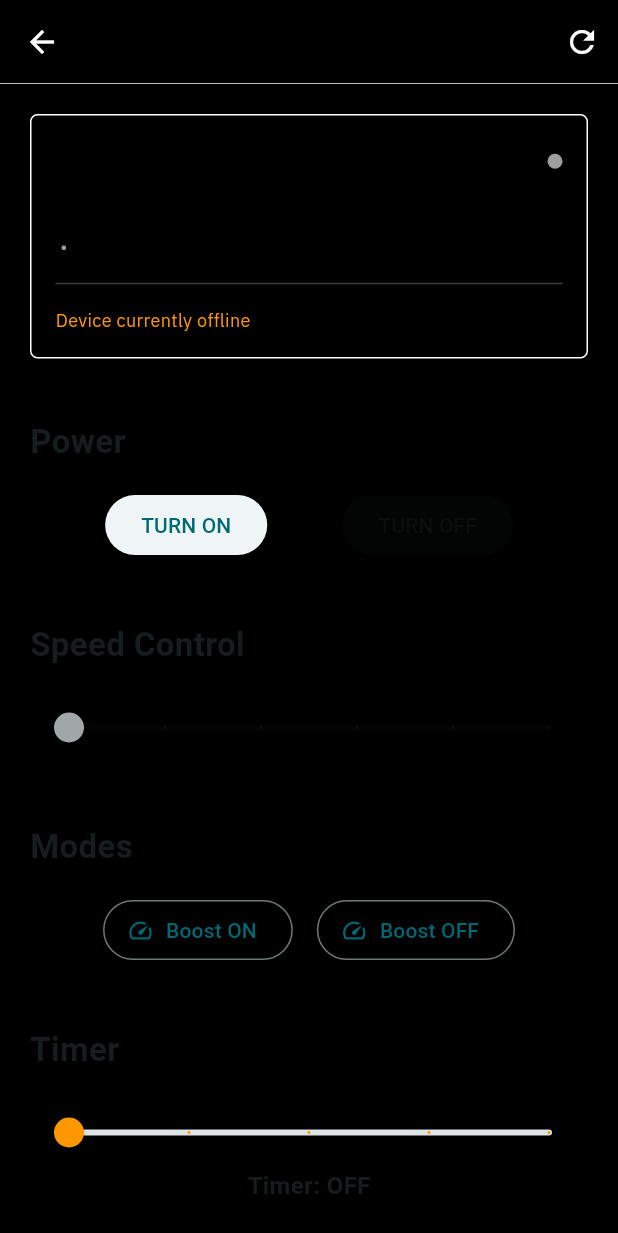
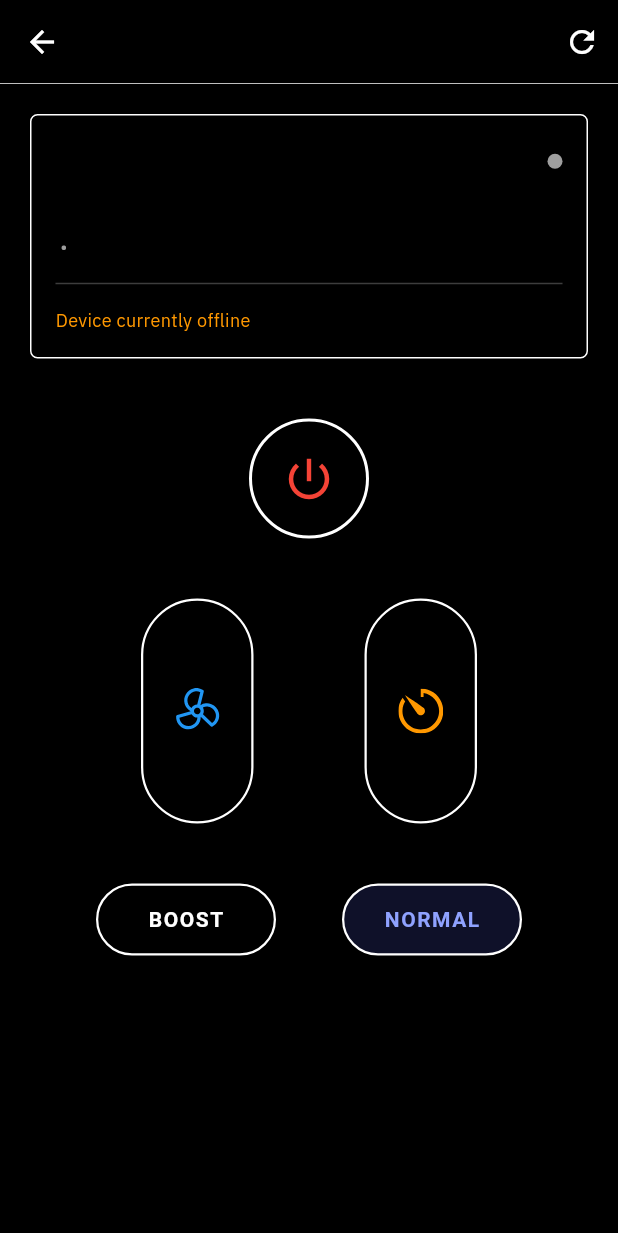
Before and after one commit to Vaibhav5771/atomberg-assignment, a Flutter app: the FanControlScreen screen opened directly with empty values, on a phone screen of 412 x 824 dp. Shown: the top 1233 px of the screen. Run offline on Flutter 3.47's test engine with Material 3 defaults, Android fonts, the light colour scheme and no system bars; our stand-ins replace flutter_secure_storage, flutter_svg; accounts and stored records are empty; project files that could hold a hidden picture were left out.

Commit message:
Implemented all pages with complete UI/UX

```diff
--- a/lib/screens/fan_control.dart
+++ b/lib/screens/fan_control.dart
@@ -115,6 +115,7 @@ class _FanControlScreenState extends State<FanControlScreen> {
     final int currentSpeed = _state['speed'] ?? 0;
     final bool isOnline = _state['is_online'] ?? false;
     final int timerHours = _state['timer_hours'] ?? 0;
+    final bool isBoost = currentSpeed == 6;
 
     return Scaffold(
       backgroundColor: Colors.black,
@@ -174,34 +175,43 @@ class _FanControlScreenState extends State<FanControlScreen> {
               const SizedBox(height: 40),
 
               // -------- SPEED --------
-              SpeedControl(
-                isOn: isOn,
-                speed: currentSpeed,
-                onSpeedChanged: (speed) {
-                  if (speed == 0) {
-                    _sendCommand({"power": "off"});
-                  } else {
-                    _sendCommand({"power": "on", "fan_speed": speed});
-                  }
-                },
+              Row(
+                mainAxisAlignment: MainAxisAlignment.spaceEvenly,
+                children: [
+                  SpeedControl(
+                    isOn: isOn,
+                    speed: currentSpeed,
+                    onSpeedChanged: (speed) {
+                      if (speed == 0) {
+                        _sendCommand({"power": "off"});
+                      } else {
+                        _sendCommand({"power": "on", "fan_speed": speed});
+                      }
+                    },
+                  ),
+
+                  TimerControl(
+                    timer: timerHours,
+                    labelBuilder: _timerLabel,
+                    onTimerChanged: (v) => _sendCommand({"timer": v}),
+                  ),
+                ],
               ),
+
 
               const SizedBox(height: 40),
 
               // -------- MODES --------
               ModesSection(
+                isBoostActive: isBoost,
                 onBoostOn: () => _sendCommand({"fan_speed": 6}),
                 onBoostOff: () => _sendCommand({"fan_speed": 3}),
               ),
 
+
               const SizedBox(height: 40),
 
               // -------- TIMER --------
-              TimerControl(
-                timer: timerHours,
-                labelBuilder: _timerLabel,
-                onTimerChanged: (v) => _sendCommand({"timer": v}),
-              ),
 
               const SizedBox(height: 50),
             ],
--- a/lib/widgets/modes_section.dart
+++ b/lib/widgets/modes_section.dart
@@ -1,41 +1,74 @@
 import 'package:flutter/material.dart';
 
 class ModesSection extends StatelessWidget {
+  final bool isBoostActive;
   final VoidCallback onBoostOn;
   final VoidCallback onBoostOff;
 
   const ModesSection({
     super.key,
+    required this.isBoostActive,
     required this.onBoostOn,
     required this.onBoostOff,
   });
 
   @override
   Widget build(BuildContext context) {
-    return Column(
-      crossAxisAlignment: CrossAxisAlignment.stretch,
+    return Row(
+      mainAxisAlignment: MainAxisAlignment.spaceEvenly,
       children: [
-        const Text('Modes',
-            style: TextStyle(fontSize: 22, fontWeight: FontWeight.bold)),
-        const SizedBox(height: 16),
-        Wrap(
-          spacing: 16,
-          runSpacing: 16,
-          alignment: WrapAlignment.center,
-          children: [
-            OutlinedButton.icon(
-              onPressed: onBoostOn,
-              icon: const Icon(Icons.speed),
-              label: const Text('Boost ON'),
-            ),
-            OutlinedButton.icon(
-              onPressed: onBoostOff,
-              icon: const Icon(Icons.speed_outlined),
-              label: const Text('Boost OFF'),
-            ),
-          ],
+        _BoostCapsule(
+          label: 'BOOST',
+          isActive: isBoostActive,
+          onTap: onBoostOn,
+        ),
+        _BoostCapsule(
+          label: 'NORMAL',
+          isActive: !isBoostActive,
+          onTap: onBoostOff,
         ),
       ],
     );
   }
 }
+
+
+class _BoostCapsule extends StatelessWidget {
+  final String label;
+  final bool isActive;
+  final VoidCallback onTap;
+
+  const _BoostCapsule({
+    required this.label,
+    required this.isActive,
+    required this.onTap,
+  });
+
+  @override
+  Widget build(BuildContext context) {
+    return GestureDetector(
+      onTap: onTap,
+      child: Container(
+        width: 120,
+        height: 48,
+        decoration: BoxDecoration(
+          borderRadius: BorderRadius.circular(30),
+          border: Border.all(color: Colors.white, width: 1.5),
+          color: isActive
+              ? const Color(0xFF5C6CFF).withOpacity(0.16)
+              : Colors.transparent,
+        ),
+        alignment: Alignment.center,
+        child: Text(
+          label,
+          style: TextStyle(
+            color: isActive ? const Color(0xFF8FA2FF)
+                : Colors.white,
+            fontWeight: FontWeight.w600,
+            letterSpacing: 1,
+          ),
+        ),
+      ),
+    );
+  }
+}
--- a/lib/widgets/power_controls.dart
+++ b/lib/widgets/power_controls.dart
@@ -14,25 +14,28 @@ class PowerControls extends StatelessWidget {
 
   @override
   Widget build(BuildContext context) {
-    return Column(
-      crossAxisAlignment: CrossAxisAlignment.stretch,
-      children: [
-        const Text('Power', style: TextStyle(fontSize: 22, fontWeight: FontWeight.bold)),
-        const SizedBox(height: 16),
-        Row(
-          mainAxisAlignment: MainAxisAlignment.spaceEvenly,
-          children: [
-            ElevatedButton(
-              onPressed: isOn ? null : onOn,
-              child: const Text('TURN ON'),
+    return Center(
+      child: GestureDetector(
+        onTap: isOn ? onOff : onOn,
+        child: Container(
+          width: 80,
+          height: 80,
+          decoration: BoxDecoration(
+            shape: BoxShape.circle,
+            border: Border.all(color: Colors.white, width: 2),
+            color: isOn
+                ? Colors.green.withOpacity(0.25) // ON background
+                : Colors.transparent, // OFF background
+          ),
+          child: Center(
+            child: Icon(
+              Icons.power_settings_new,
+              size: 36,
+              color: isOn ? Colors.green : Colors.red,
             ),
-            ElevatedButton(
-              onPressed: !isOn ? null : onOff,
-              child: const Text('TURN OFF'),
-            ),
-          ],
+          ),
         ),
-      ],
+      ),
     );
   }
 }
--- a/lib/widgets/speed_control.dart
+++ b/lib/widgets/speed_control.dart
@@ -1,8 +1,9 @@
 import 'package:flutter/material.dart';
+import 'package:flutter_svg/svg.dart';
 
 class SpeedControl extends StatelessWidget {
   final bool isOn;
-  final int speed;
+  final int speed; // 0–5
   final ValueChanged<int> onSpeedChanged;
 
   const SpeedControl({
@@ -12,25 +13,91 @@ class SpeedControl extends StatelessWidget {
     required this.onSpeedChanged,
   });
 
+  static const int maxSpeed = 5;
+
   @override
   Widget build(BuildContext context) {
-    return Column(
-      crossAxisAlignment: CrossAxisAlignment.stretch,
-      children: [
-        const Text('Speed Control',
-            style: TextStyle(fontSize: 22, fontWeight: FontWeight.bold)),
-        const SizedBox(height: 16),
-        Slider(
-          min: 0,
-          max: 5,
-          divisions: 5,
-          value: isOn ? speed.clamp(0, 5).toDouble() : 0,
-          label: isOn ? speed.toString() : 'OFF',
-          onChanged: isOn
-              ? (value) => onSpeedChanged(value.round())
-              : null,
+    return Center(
+      child: GestureDetector(
+        onTapUp: (details) {
+          if (!isOn) return;
+
+          final box = context.findRenderObject() as RenderBox;
+          final localY = box.globalToLocal(details.globalPosition).dy;
+          final height = box.size.height;
+
+          if (localY < height / 2 && speed < maxSpeed) {
+            onSpeedChanged(speed + 1);
+          } else if (localY >= height / 2 && speed > 0) {
+            onSpeedChanged(speed - 1);
+          }
+        },
+        child: _SpeedCapsule(
+          level: speed,
+          maxLevel: maxSpeed,
+          enabled: isOn,
         ),
-      ],
+      ),
     );
   }
 }
+
+class _SpeedCapsule extends StatelessWidget {
+  final int level;
+  final int maxLevel;
+  final bool enabled;
+
+  const _SpeedCapsule({
+    required this.level,
+    required this.maxLevel,
+    required this.enabled,
+  });
+
+  @override
+  Widget build(BuildContext context) {
+    final double fillPercent =
+    enabled ? (level / maxLevel).clamp(0.0, 1.0) : 0;
+
+    return Container(
+      width: 75,
+      height: 150,
+      decoration: BoxDecoration(
+        borderRadius: BorderRadius.circular(45),
+        border: Border.all(color: Colors.white, width: 1.5),
+      ),
+      child: Stack(
+        alignment: Alignment.center,
+        children: [
+          // Blue fill
+          ClipRRect(
+            borderRadius: BorderRadius.circular(45),
+            child: Align(
+              alignment: Alignment.bottomCenter,
+              child: FractionallySizedBox(
+                heightFactor: fillPercent,
+                widthFactor: 1,
+                child: Container(
+                  decoration: BoxDecoration(
+                    color: Colors.blue.withOpacity(0.6),
+                    borderRadius: BorderRadius.circular(45),
+                  ),
+                ),
+              ),
+            ),
+          ),
+
+          // Center icon
+          SvgPicture.asset(
+            'assets/icons/fan.svg',
+            width: 35,
+            height: 35,
+            colorFilter: const ColorFilter.mode(
+              Colors.blue,
+              BlendMode.srcIn,
+            ),
+          ),
+        ],
+      ),
+    );
+  }
+}
--- a/lib/widgets/timer_control.dart
+++ b/lib/widgets/timer_control.dart
@@ -1,7 +1,8 @@
 import 'package:flutter/material.dart';
+import 'package:flutter_svg/svg.dart';
 
 class TimerControl extends StatelessWidget {
-  final int timer;
+  final int timer; // 0–4
   final String Function(int) labelBuilder;
   final ValueChanged<int> onTimerChanged;
 
@@ -12,30 +13,86 @@ class TimerControl extends StatelessWidget {
     required this.onTimerChanged,
   });
 
+  static const int maxTimer = 4;
+
   @override
   Widget build(BuildContext context) {
-    return Column(
-      crossAxisAlignment: CrossAxisAlignment.stretch,
-      children: [
-        const Text('Timer',
-            style: TextStyle(fontSize: 22, fontWeight: FontWeight.bold)),
-        const SizedBox(height: 16),
-        Slider(
-          min: 0,
-          max: 4,
-          divisions: 4,
-          value: timer.clamp(0, 4).toDouble(),
-          label: labelBuilder(timer),
-          activeColor: Colors.orange,
-          onChanged: (value) => onTimerChanged(value.round()),
+    return Center(
+      child: GestureDetector(
+        onTapUp: (details) {
+          final box = context.findRenderObject() as RenderBox;
+          final localY = box.globalToLocal(details.globalPosition).dy;
+          final height = box.size.height;
+
+          if (localY < height / 2 && timer < maxTimer) {
+            onTimerChanged(timer + 1);
+          } else if (localY >= height / 2 && timer > 0) {
+            onTimerChanged(timer - 1);
+          }
+        },
+        child: _TimerCapsule(
+          level: timer,
+          maxLevel: maxTimer,
         ),
-        Center(
-          child: Text(
-            'Timer: ${labelBuilder(timer)}',
-            style: const TextStyle(fontSize: 16, fontWeight: FontWeight.w600),
-          ),
-        ),
-      ],
+      ),
     );
   }
 }
+
+class _TimerCapsule extends StatelessWidget {
+  final int level;
+  final int maxLevel;
+
+  const _TimerCapsule({
+    required this.level,
+    required this.maxLevel,
+  });
+
+  @override
+  Widget build(BuildContext context) {
+    final double fillPercent =
+    (level / maxLevel).clamp(0.0, 1.0);
+
+    return Container(
+      width: 75,
+      height: 150,
+      decoration: BoxDecoration(
+        borderRadius: BorderRadius.circular(45),
+        border: Border.all(color: Colors.white, width: 1.5),
+      ),
+      child: Stack(
+        alignment: Alignment.center,
+        children: [
+          // Orange fill
+          ClipRRect(
+            borderRadius: BorderRadius.circular(45),
+            child: Align(
+              alignment: Alignment.bottomCenter,
+              child: FractionallySizedBox(
+                heightFactor: fillPercent,
+                widthFactor: 1,
+                child: Container(
+                  decoration: BoxDecoration(
+                    color: Colors.orange.withOpacity(0.6),
+                    borderRadius: BorderRadius.circular(45),
+                  ),
+                ),
+              ),
+            ),
+          ),
+
+          // Center icon
+          SvgPicture.asset(
+            'assets/icons/timer.svg',
+            width: 30,
+            height: 30,
+            colorFilter: const ColorFilter.mode(
+              Colors.orange,
+              BlendMode.srcIn,
+            ),
+          ),
+        ],
+      ),
+    );
+  }
+}
--- a/pubspec.yaml
+++ b/pubspec.yaml
@@ -69,6 +69,8 @@ flutter:
     - assets/images/logo.svg
     - assets/icons/api.svg
     - assets/icons/refresh.svg
+    - assets/icons/fan.svg
+    - assets/icons/timer.svg
   #
   # For details regarding fonts from package dependencies,
   # see https://flutter.dev/to/font-from-package
```
Also changed, not shown: assets/icons/fan.svg (added), assets/icons/timer.svg (added).
